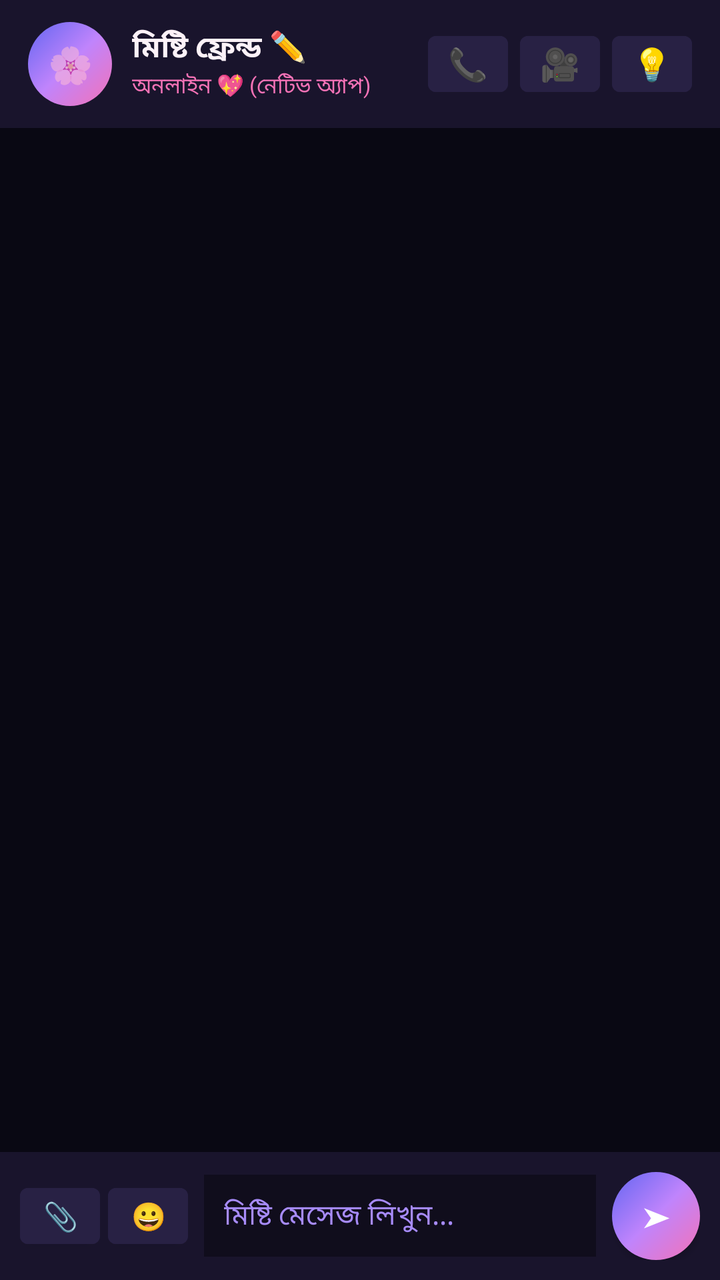
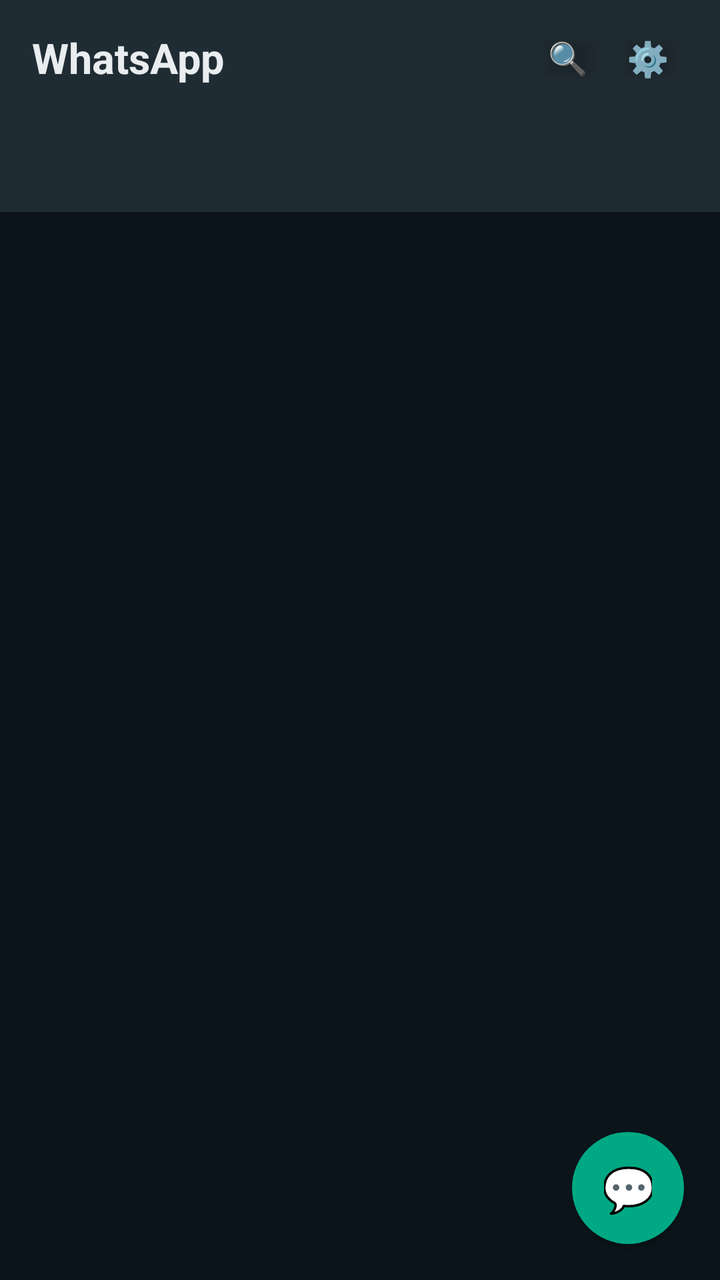

The first picture is an Android layout as it rendered before a commit; the second is the same layout after the commit. The layout source and the unified diff follow.
<!-- AndroidManifest.xml: application theme Theme.MaterialComponents.DayNight.NoActionBar -->
<!-- res/layout/activity_main.xml -->
<?xml version="1.0" encoding="utf-8"?>
<FrameLayout xmlns:android="http://schemas.android.com/apk/res/android"
    xmlns:app="http://schemas.android.com/apk/res-auto"
    android:layout_width="match_parent"
    android:layout_height="match_parent"
    android:background="#090813">

    
    <LinearLayout
        android:layout_width="match_parent"
        android:layout_height="match_parent"
        android:orientation="vertical">

        
        <LinearLayout
            android:layout_width="match_parent"
            android:layout_height="64dp"
            android:background="#19142C"
            android:gravity="center_vertical"
            android:paddingHorizontal="14dp">

            <LinearLayout
                android:id="@+id/btnProfile"
                android:layout_width="0dp"
                android:layout_height="wrap_content"
                android:layout_weight="1"
                android:gravity="center_vertical"
                android:orientation="horizontal">

                <TextView
                    android:layout_width="42dp"
                    android:layout_height="42dp"
                    android:background="@drawable/bg_circle_grad"
                    android:gravity="center"
                    android:text="🌸"
                    android:textSize="18sp" />

                <LinearLayout
                    android:layout_width="wrap_content"
                    android:layout_height="wrap_content"
                    android:layout_marginStart="10dp"
                    android:orientation="vertical">

                    <TextView
                        android:id="@+id/tvHeaderName"
                        android:layout_width="wrap_content"
                        android:layout_height="wrap_content"
                        android:text="মিষ্টি ফ্রেন্ড ✏️"
                        android:textColor="#FDF2F8"
                        android:textSize="15sp"
                        android:textStyle="bold" />

                    <TextView
                        android:layout_width="wrap_content"
                        android:layout_height="wrap_content"
                        android:text="অনলাইন 💖 (নেটিভ অ্যাপ)"
                        android:textColor="#F472B6"
                        android:textSize="11sp" />
                </LinearLayout>
            </LinearLayout>

            <Button
                android:id="@+id/btnAudioCall"
                android:layout_width="40dp"
                android:layout_height="40dp"
                android:backgroundTint="#282144"
                android:padding="0dp"
                android:text="📞"
                android:textSize="16sp" />

            <Button
                android:id="@+id/btnVideoCall"
                android:layout_width="40dp"
                android:layout_height="40dp"
                android:layout_marginStart="6dp"
                android:backgroundTint="#282144"
                android:padding="0dp"
                android:text="🎥"
                android:textSize="16sp" />

            <Button
                android:id="@+id/btnHelp"
                android:layout_width="40dp"
                android:layout_height="40dp"
                android:layout_marginStart="6dp"
                android:backgroundTint="#282144"
                android:padding="0dp"
                android:text="💡"
                android:textSize="16sp" />
        </LinearLayout>

        
        <androidx.recyclerview.widget.RecyclerView
            android:id="@+id/rvMessages"
            android:layout_width="match_parent"
            android:layout_height="0dp"
            android:layout_weight="1"
            android:padding="8dp" />

        
        <LinearLayout
            android:layout_width="match_parent"
            android:layout_height="wrap_content"
            android:background="#19142C"
            android:gravity="center_vertical"
            android:padding="10dp">

            <Button
                android:id="@+id/btnAttach"
                android:layout_width="40dp"
                android:layout_height="40dp"
                android:backgroundTint="#282144"
                android:padding="0dp"
                android:text="📎" />

            <Button
                android:id="@+id/btnEmoji"
                android:layout_width="40dp"
                android:layout_height="40dp"
                android:layout_marginStart="4dp"
                android:backgroundTint="#282144"
                android:padding="0dp"
                android:text="😀" />

            <EditText
                android:id="@+id/etMessage"
                android:layout_width="0dp"
                android:layout_height="wrap_content"
                android:layout_marginHorizontal="8dp"
                android:layout_weight="1"
                android:background="#100D1C"
                android:hint="মিষ্টি মেসেজ লিখুন..."
                android:maxLines="3"
                android:padding="10dp"
                android:textColor="#FFFFFF"
                android:textColorHint="#A78BFA"
                android:textSize="14sp" />

            <Button
                android:id="@+id/btnSend"
                android:layout_width="44dp"
                android:layout_height="44dp"
                android:background="@drawable/bg_circle_grad"
                app:backgroundTint="@null"
                android:padding="0dp"
                android:text="➤"
                android:textColor="#FFFFFF" />
        </LinearLayout>
    </LinearLayout>

    
    <FrameLayout
        android:id="@+id/incomingOverlay"
        android:layout_width="match_parent"
        android:layout_height="match_parent"
        android:background="#E6000000"
        android:visibility="gone">

        <LinearLayout
            android:layout_width="290dp"
            android:layout_height="wrap_content"
            android:layout_gravity="center"
            android:background="#161229"
            android:gravity="center"
            android:orientation="vertical"
            android:padding="24dp">

            <TextView
                android:layout_width="68dp"
                android:layout_height="68dp"
                android:background="@drawable/bg_circle_grad"
                android:gravity="center"
                android:text="🌸"
                android:textSize="28sp" />

            <TextView
                android:id="@+id/tvCallerName"
                android:layout_width="wrap_content"
                android:layout_height="wrap_content"
                android:layout_marginTop="14dp"
                android:text="ফ্রেন্ড"
                android:textColor="#FFFFFF"
                android:textSize="18sp"
                android:textStyle="bold" />

            <TextView
                android:id="@+id/tvCallType"
                android:layout_width="wrap_content"
                android:layout_height="wrap_content"
                android:layout_marginTop="4dp"
                android:text="কল করছেন..."
                android:textColor="#A78BFA"
                android:textSize="13sp" />

            <LinearLayout
                android:layout_width="wrap_content"
                android:layout_height="wrap_content"
                android:layout_marginTop="24dp"
                android:orientation="horizontal">

                <Button
                    android:id="@+id/btnRejectCall"
                    android:layout_width="60dp"
                    android:layout_height="60dp"
                    android:backgroundTint="#EF4444"
                    android:text="✕"
                    android:textColor="#FFFFFF"
                    android:textSize="20sp" />

                <Button
                    android:id="@+id/btnAcceptCall"
                    android:layout_width="60dp"
                    android:layout_height="60dp"
                    android:layout_marginStart="32dp"
                    android:backgroundTint="#10B981"
                    android:text="📞"
                    android:textColor="#FFFFFF"
                    android:textSize="20sp" />
            </LinearLayout>
        </LinearLayout>
    </FrameLayout>

    
    <FrameLayout
        android:id="@+id/callOverlay"
        android:layout_width="match_parent"
        android:layout_height="match_parent"
        android:background="#000000"
        android:visibility="gone">

        <org.webrtc.SurfaceViewRenderer
            android:id="@+id/remoteVideoView"
            android:layout_width="match_parent"
            android:layout_height="match_parent" />

        <org.webrtc.SurfaceViewRenderer
            android:id="@+id/localVideoView"
            android:layout_width="115dp"
            android:layout_height="165dp"
            android:layout_gravity="top|end"
            android:layout_marginTop="65dp"
            android:layout_marginEnd="16dp" />

        <LinearLayout
            android:id="@+id/callTopBar"
            android:layout_width="match_parent"
            android:layout_height="64dp"
            android:gravity="center_vertical"
            android:paddingHorizontal="16dp"
            android:background="#66000000">

            <Button
                android:id="@+id/btnSpeaker"
                android:layout_width="40dp"
                android:layout_height="40dp"
                android:backgroundTint="#33FFFFFF"
                android:padding="0dp"
                android:text="🔊" />

            <LinearLayout
                android:layout_width="0dp"
                android:layout_height="wrap_content"
                android:layout_weight="1"
                android:gravity="center"
                android:orientation="vertical">

                <TextView
                    android:id="@+id/tvActiveTarget"
                    android:layout_width="wrap_content"
                    android:layout_height="wrap_content"
                    android:text="ফ্রেন্ড"
                    android:textColor="#FFFFFF"
                    android:textSize="16sp"
                    android:textStyle="bold" />

                <TextView
                    android:id="@+id/tvCallTimer"
                    android:layout_width="wrap_content"
                    android:layout_height="wrap_content"
                    android:text="00:00"
                    android:textColor="#CCCCCC"
                    android:textSize="13sp" />
            </LinearLayout>

            <Button
                android:id="@+id/btnMinimize"
                android:layout_width="40dp"
                android:layout_height="40dp"
                android:backgroundTint="#33FFFFFF"
                android:padding="0dp"
                android:text="🗗" />
        </LinearLayout>

        <Button
            android:id="@+id/btnMaximize"
            android:layout_width="36dp"
            android:layout_height="36dp"
            android:layout_gravity="top|end"
            android:layout_margin="8dp"
            android:backgroundTint="#80000000"
            android:padding="0dp"
            android:text="⛶"
            android:textColor="#FFFFFF"
            android:visibility="gone" />

        <LinearLayout
            android:id="@+id/callBottomBar"
            android:layout_width="wrap_content"
            android:layout_height="76dp"
            android:layout_gravity="bottom|center_horizontal"
            android:layout_marginBottom="28dp"
            android:background="#AA19142C"
            android:gravity="center"
            android:paddingHorizontal="16dp">

            <Button
                android:id="@+id/btnMic"
                android:layout_width="48dp"
                android:layout_height="48dp"
                android:backgroundTint="#33FFFFFF"
                android:padding="0dp"
                android:text="🎤" />

            <Button
                android:id="@+id/btnCam"
                android:layout_width="48dp"
                android:layout_height="48dp"
                android:layout_marginStart="10dp"
                android:backgroundTint="#33FFFFFF"
                android:padding="0dp"
                android:text="📷" />

            <Button
                android:id="@+id/btnSwitchCam"
                android:layout_width="48dp"
                android:layout_height="48dp"
                android:layout_marginStart="10dp"
                android:backgroundTint="#33FFFFFF"
                android:padding="0dp"
                android:text="🔄" />

            <Button
                android:id="@+id/btnHangup"
                android:layout_width="56dp"
                android:layout_height="56dp"
                android:layout_marginStart="12dp"
                android:backgroundTint="#EF4444"
                android:padding="0dp"
                android:text="✕"
                android:textColor="#FFFFFF"
                android:textSize="20sp" />
        </LinearLayout>
    </FrameLayout>

</FrameLayout>
<!-- resources referenced by this layout -->
<resources>
  <!-- drawable bg_circle_grad (drawable) -->
  <?xml version="1.0" encoding="utf-8"?>
  <shape xmlns:android="http://schemas.android.com/apk/res/android" android:shape="oval">
      <gradient
          android:angle="135"
          android:startColor="#F472B6"
          android:centerColor="#C084FC"
          android:endColor="#6366F1" />
  </shape>
</resources>

<!-- the commit's change to res/layout/activity_main.xml (unified diff, before → after) -->
@@ -3,9 +3,8 @@
     xmlns:app="http://schemas.android.com/apk/res-auto"
     android:layout_width="match_parent"
     android:layout_height="match_parent"
-    android:background="#090813">
-
-    
+    android:background="#0B141A">
+
     <LinearLayout
         android:layout_width="match_parent"
         android:layout_height="match_parent"
@@ -14,188 +13,217 @@
         
         <LinearLayout
             android:layout_width="match_parent"
-            android:layout_height="64dp"
-            android:background="#19142C"
+            android:layout_height="58dp"
+            android:background="#202C33"
             android:gravity="center_vertical"
-            android:paddingHorizontal="14dp">
+            android:paddingHorizontal="16dp">
+
+            <TextView
+                android:id="@+id/tvAppTitle"
+                android:layout_width="0dp"
+                android:layout_height="wrap_content"
+                android:layout_weight="1"
+                android:text="WhatsApp"
+                android:textColor="#E9EDEF"
+                android:textSize="21sp"
+                android:textStyle="bold" />
+
+            <EditText
+                android:id="@+id/etSearch"
+                android:layout_width="0dp"
+                android:layout_height="38dp"
+                android:layout_weight="1"
+                android:background="@drawable/bg_wa_reply_bar"
+                android:hint="Search..."
+                android:paddingHorizontal="12dp"
+                android:textColor="#E9EDEF"
+                android:textColorHint="#8696A0"
+                android:textSize="14sp"
+                android:visibility="gone" />
+
+            <Button
+                android:id="@+id/btnSearch"
+                android:layout_width="40dp"
+                android:layout_height="40dp"
+                android:backgroundTint="#00000000"
+                android:padding="0dp"
+                android:text="🔍"
+                android:textSize="16sp" />
+
+            <Button
+                android:id="@+id/btnProfileEdit"
+                android:layout_width="40dp"
+                android:layout_height="40dp"
+                android:backgroundTint="#00000000"
+                android:padding="0dp"
+                android:text="⚙️"
+                android:textSize="17sp" />
+        </LinearLayout>
+
+        
+        <com.google.android.material.tabs.TabLayout
+            android:id="@+id/tabLayout"
+            android:layout_width="match_parent"
+            android:layout_height="48dp"
+            android:background="#202C33"
+            app:tabIndicatorColor="#00A884"
+            app:tabIndicatorHeight="3dp"
+            app:tabSelectedTextColor="#00A884"
+            app:tabTextColor="#8696A0" />
+
+        
+        <FrameLayout
+            android:layout_width="match_parent"
+            android:layout_height="0dp"
+            android:layout_weight="1">
+
+            <androidx.recyclerview.widget.RecyclerView
+                android:id="@+id/rvChats"
+                android:layout_width="match_parent"
+                android:layout_height="match_parent" />
 
             <LinearLayout
-                android:id="@+id/btnProfile"
-                android:layout_width="0dp"
-                android:layout_height="wrap_content"
-                android:layout_weight="1"
-                android:gravity="center_vertical"
-                android:orientation="horizontal">
-
-                <TextView
-                    android:layout_width="42dp"
-                    android:layout_height="42dp"
-                    android:background="@drawable/bg_circle_grad"
-                    android:gravity="center"
-                    android:text="🌸"
-                    android:textSize="18sp" />
+                android:id="@+id/statusContainer"
+                android:layout_width="match_parent"
+                android:layout_height="match_parent"
+                android:orientation="vertical"
+                android:visibility="gone">
 
                 <LinearLayout
-                    android:layout_width="wrap_content"
-                    android:layout_height="wrap_content"
-                    android:layout_marginStart="10dp"
-                    android:orientation="vertical">
-
-                    <TextView
-                        android:id="@+id/tvHeaderName"
+                    android:id="@+id/btnMyStatus"
+                    android:layout_width="match_parent"
+                    android:layout_height="72dp"
+                    android:gravity="center_vertical"
+                    android:paddingHorizontal="16dp">
+
+                    <FrameLayout
+                        android:layout_width="48dp"
+                        android:layout_height="48dp">
+                        <TextView
+                            android:layout_width="match_parent"
+                            android:layout_height="match_parent"
+                            android:background="@drawable/bg_wa_circle_gray"
+                            android:gravity="center"
+                            android:text="📷"
+                            android:textSize="20sp" />
+                        <TextView
+                            android:layout_width="20dp"
+                            android:layout_height="20dp"
+                            android:layout_gravity="bottom|end"
+                            android:background="@drawable/bg_wa_circle_green"
+                            android:gravity="center"
+                            android:text="+"
+                            android:textColor="#FFFFFF"
+                            android:textStyle="bold" />
+                    </FrameLayout>
+
+                    <LinearLayout
                         android:layout_width="wrap_content"
                         android:layout_height="wrap_content"
-                        android:text="মিষ্টি ফ্রেন্ড ✏️"
-                        android:textColor="#FDF2F8"
-                        android:textSize="15sp"
-                        android:textStyle="bold" />
-
-                    <TextView
-                        android:layout_width="wrap_content"
-                        android:layout_height="wrap_content"
-                        android:text="অনলাইন 💖 (নেটিভ অ্যাপ)"
-                        android:textColor="#F472B6"
-                        android:textSize="11sp" />
+                        android:layout_marginStart="14dp"
+                        android:orientation="vertical">
+                        <TextView
+                            android:layout_width="wrap_content"
+                            android:layout_height="wrap_content"
+                            android:text="My Status"
+                            android:textColor="#E9EDEF"
+                            android:textSize="16sp"
+                            android:textStyle="bold" />
+                        <TextView
+                            android:layout_width="wrap_content"
+                            android:layout_height="wrap_content"
+                            android:text="Tap to add status update"
+                            android:textColor="#8696A0"
+                            android:textSize="13sp" />
+                    </LinearLayout>
                 </LinearLayout>
+
+                <TextView
+                    android:layout_width="match_parent"
+                    android:layout_height="wrap_content"
+                    android:paddingHorizontal="16dp"
+                    android:paddingVertical="6dp"
+                    android:text="Recent updates"
+                    android:textColor="#8696A0"
+                    android:textSize="12sp"
+                    android:textStyle="bold" />
+
+                <androidx.recyclerview.widget.RecyclerView
+                    android:id="@+id/rvStatuses"
+                    android:layout_width="match_parent"
+                    android:layout_height="0dp"
+                    android:layout_weight="1" />
             </LinearLayout>
 
-            <Button
-                android:id="@+id/btnAudioCall"
-                android:layout_width="40dp"
-                android:layout_height="40dp"
-                android:backgroundTint="#282144"
-                android:padding="0dp"
-                android:text="📞"
-                android:textSize="16sp" />
-
-            <Button
-                android:id="@+id/btnVideoCall"
-                android:layout_width="40dp"
-                android:layout_height="40dp"
-                android:layout_marginStart="6dp"
-                android:backgroundTint="#282144"
-                android:padding="0dp"
-                android:text="🎥"
-                android:textSize="16sp" />
-
-            <Button
-                android:id="@+id/btnHelp"
-                android:layout_width="40dp"
-                android:layout_height="40dp"
-                android:layout_marginStart="6dp"
-                android:backgroundTint="#282144"
-                android:padding="0dp"
-                android:text="💡"
-                android:textSize="16sp" />
-        </LinearLayout>
-
-        
-        <androidx.recyclerview.widget.RecyclerView
-            android:id="@+id/rvMessages"
-            android:layout_width="match_parent"
-            android:layout_height="0dp"
-            android:layout_weight="1"
-            android:padding="8dp" />
-
-        
-        <LinearLayout
-            android:layout_width="match_parent"
-            android:layout_height="wrap_content"
-            android:background="#19142C"
-            android:gravity="center_vertical"
-            android:padding="10dp">
-
-            <Button
-                android:id="@+id/btnAttach"
-                android:layout_width="40dp"
-                android:layout_height="40dp"
-                android:backgroundTint="#282144"
-                android:padding="0dp"
-                android:text="📎" />
-
-            <Button
-                android:id="@+id/btnEmoji"
-                android:layout_width="40dp"
-                android:layout_height="40dp"
-                android:layout_marginStart="4dp"
-                android:backgroundTint="#282144"
-                android:padding="0dp"
-                android:text="😀" />
-
-            <EditText
-                android:id="@+id/etMessage"
-                android:layout_width="0dp"
-                android:layout_height="wrap_content"
-                android:layout_marginHorizontal="8dp"
-                android:layout_weight="1"
-                android:background="#100D1C"
-                android:hint="মিষ্টি মেসেজ লিখুন..."
-                android:maxLines="3"
-                android:padding="10dp"
-                android:textColor="#FFFFFF"
-                android:textColorHint="#A78BFA"
-                android:textSize="14sp" />
-
-            <Button
-                android:id="@+id/btnSend"
-                android:layout_width="44dp"
-                android:layout_height="44dp"
-                android:background="@drawable/bg_circle_grad"
-                app:backgroundTint="@null"
-                android:padding="0dp"
-                android:text="➤"
-                android:textColor="#FFFFFF" />
-        </LinearLayout>
+            <androidx.recyclerview.widget.RecyclerView
+                android:id="@+id/rvCalls"
+                android:layout_width="match_parent"
+                android:layout_height="match_parent"
+                android:visibility="gone" />
+        </FrameLayout>
     </LinearLayout>
+
+    
+    <Button
+        android:id="@+id/fabAction"
+        android:layout_width="56dp"
+        android:layout_height="56dp"
+        android:layout_gravity="bottom|end"
+        android:layout_margin="18dp"
+        android:background="@drawable/bg_wa_circle_green"
+        app:backgroundTint="@null"
+        android:text="💬"
+        android:textColor="#FFFFFF"
+        android:textSize="22sp" />
 
     
     <FrameLayout
         android:id="@+id/incomingOverlay"
         android:layout_width="match_parent"
         android:layout_height="match_parent"
-        android:background="#E6000000"
+        android:background="#E60B141A"
         android:visibility="gone">
 
         <LinearLayout
             android:layout_width="290dp"
             android:layout_height="wrap_content"
             android:layout_gravity="center"
-            android:background="#161229"
+            android:background="#202C33"
             android:gravity="center"
             android:orientation="vertical"
-            android:padding="24dp">
-
-            <TextView
-                android:layout_width="68dp"
-                android:layout_height="68dp"
-                android:background="@drawable/bg_circle_grad"
+            android:padding="26dp">
+
+            <TextView
+                android:layout_width="72dp"
+                android:layout_height="72dp"
+                android:background="@drawable/bg_wa_circle_green"
                 android:gravity="center"
-                android:text="🌸"
-                android:textSize="28sp" />
+                android:text="📞"
+                android:textSize="30sp" />
 
             <TextView
                 android:id="@+id/tvCallerName"
                 android:layout_width="wrap_content"
                 android:layout_height="wrap_content"
                 android:layout_marginTop="14dp"
-                android:text="ফ্রেন্ড"
-                android:textColor="#FFFFFF"
-                android:textSize="18sp"
+                android:text="Friend"
+                android:textColor="#E9EDEF"
+                android:textSize="20sp"
                 android:textStyle="bold" />
 
             <TextView
                 android:id="@+id/tvCallType"
                 android:layout_width="wrap_content"
                 android:layout_height="wrap_content"
-                android:layout_marginTop="4dp"
-                android:text="কল করছেন..."
-                android:textColor="#A78BFA"
+                android:layout_marginTop="6dp"
+                android:text="Incoming WhatsApp call..."
+                android:textColor="#8696A0"
                 android:textSize="13sp" />
 
             <LinearLayout
                 android:layout_width="wrap_content"
                 android:layout_height="wrap_content"
-                android:layout_marginTop="24dp"
+                android:layout_marginTop="26dp"
                 android:orientation="horizontal">
 
                 <Button
@@ -211,8 +239,8 @@
                     android:id="@+id/btnAcceptCall"
                     android:layout_width="60dp"
                     android:layout_height="60dp"
-                    android:layout_marginStart="32dp"
-                    android:backgroundTint="#10B981"
+                    android:layout_marginStart="34dp"
+                    android:backgroundTint="#00A884"
                     android:text="📞"
                     android:textColor="#FFFFFF"
                     android:textSize="20sp" />
@@ -220,136 +248,4 @@
         </LinearLayout>
     </FrameLayout>
 
-    
-    <FrameLayout
-        android:id="@+id/callOverlay"
-        android:layout_width="match_parent"
-        android:layout_height="match_parent"
-        android:background="#000000"
-        android:visibility="gone">
-
-        <org.webrtc.SurfaceViewRenderer
-            android:id="@+id/remoteVideoView"
-            android:layout_width="match_parent"
-            android:layout_height="match_parent" />
-
-        <org.webrtc.SurfaceViewRenderer
-            android:id="@+id/localVideoView"
-            android:layout_width="115dp"
-            android:layout_height="165dp"
-            android:layout_gravity="top|end"
-            android:layout_marginTop="65dp"
-            android:layout_marginEnd="16dp" />
-
-        <LinearLayout
-            android:id="@+id/callTopBar"
-            android:layout_width="match_parent"
-            android:layout_height="64dp"
-            android:gravity="center_vertical"
-            android:paddingHorizontal="16dp"
-            android:background="#66000000">
-
-            <Button
-                android:id="@+id/btnSpeaker"
-                android:layout_width="40dp"
-                android:layout_height="40dp"
-                android:backgroundTint="#33FFFFFF"
-                android:padding="0dp"
-                android:text="🔊" />
-
-            <LinearLayout
-                android:layout_width="0dp"
-                android:layout_height="wrap_content"
-                android:layout_weight="1"
-                android:gravity="center"
-                android:orientation="vertical">
-
-                <TextView
-                    android:id="@+id/tvActiveTarget"
-                    android:layout_width="wrap_content"
-                    android:layout_height="wrap_content"
-                    android:text="ফ্রেন্ড"
-                    android:textColor="#FFFFFF"
-                    android:textSize="16sp"
-                    android:textStyle="bold" />
-
-                <TextView
-                    android:id="@+id/tvCallTimer"
-                    android:layout_width="wrap_content"
-                    android:layout_height="wrap_content"
-                    android:text="00:00"
-                    android:textColor="#CCCCCC"
-                    android:textSize="13sp" />
-            </LinearLayout>
-
-            <Button
-                android:id="@+id/btnMinimize"
-                android:layout_width="40dp"
-                android:layout_height="40dp"
-                android:backgroundTint="#33FFFFFF"
-                android:padding="0dp"
-                android:text="🗗" />
-        </LinearLayout>
-
-        <Button
-            android:id="@+id/btnMaximize"
-            android:layout_width="36dp"
-            android:layout_height="36dp"
-            android:layout_gravity="top|end"
-            android:layout_margin="8dp"
-            android:backgroundTint="#80000000"
-            android:padding="0dp"
-            android:text="⛶"
-            android:textColor="#FFFFFF"
-            android:visibility="gone" />
-
-        <LinearLayout
-            android:id="@+id/callBottomBar"
-            android:layout_width="wrap_content"
-            android:layout_height="76dp"
-            android:layout_gravity="bottom|center_horizontal"
-            android:layout_marginBottom="28dp"
-            android:background="#AA19142C"
-            android:gravity="center"
-            android:paddingHorizontal="16dp">
-
-            <Button
-                android:id="@+id/btnMic"
-                android:layout_width="48dp"
-                android:layout_height="48dp"
-                android:backgroundTint="#33FFFFFF"
-                android:padding="0dp"
-                android:text="🎤" />
-
-            <Button
-                android:id="@+id/btnCam"
-                android:layout_width="48dp"
-                android:layout_height="48dp"
-                android:layout_marginStart="10dp"
-                android:backgroundTint="#33FFFFFF"
-                android:padding="0dp"
-                android:text="📷" />
-
-            <Button
-                android:id="@+id/btnSwitchCam"
-                android:layout_width="48dp"
-                android:layout_height="48dp"
-                android:layout_marginStart="10dp"
-                android:backgroundTint="#33FFFFFF"
-                android:padding="0dp"
-                android:text="🔄" />
-
-            <Button
-                android:id="@+id/btnHangup"
-                android:layout_width="56dp"
-                android:layout_height="56dp"
-                android:layout_marginStart="12dp"
-                android:backgroundTint="#EF4444"
-                android:padding="0dp"
-                android:text="✕"
-                android:textColor="#FFFFFF"
-                android:textSize="20sp" />
-        </LinearLayout>
-    </FrameLayout>
-
 </FrameLayout>
<!-- resource entries referenced after the edit -->
@@ -1,13 +1,20 @@
 <!-- resources referenced by this layout -->
 <resources>
-  <!-- drawable bg_circle_grad (drawable) -->
+  <!-- drawable bg_wa_circle_gray (drawable) -->
   <?xml version="1.0" encoding="utf-8"?>
   <shape xmlns:android="http://schemas.android.com/apk/res/android" android:shape="oval">
-      <gradient
-          android:angle="135"
-          android:startColor="#F472B6"
-          android:centerColor="#C084FC"
-          android:endColor="#6366F1" />
+      <solid android:color="#2A3942" />
+  </shape>
+  <!-- drawable bg_wa_circle_green (drawable) -->
+  <?xml version="1.0" encoding="utf-8"?>
+  <shape xmlns:android="http://schemas.android.com/apk/res/android" android:shape="oval">
+      <solid android:color="#00A884" />
+  </shape>
+  <!-- drawable bg_wa_reply_bar (drawable) -->
+  <?xml version="1.0" encoding="utf-8"?>
+  <shape xmlns:android="http://schemas.android.com/apk/res/android">
+      <solid android:color="#162127" />
+      <corners android:radius="8dp" />
   </shape>
 </resources>
 
